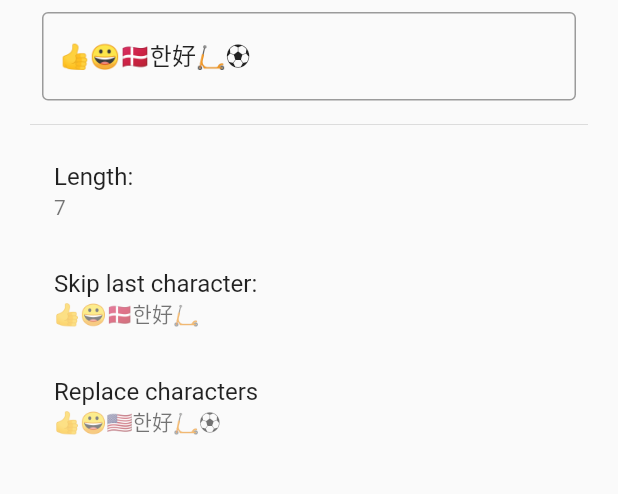
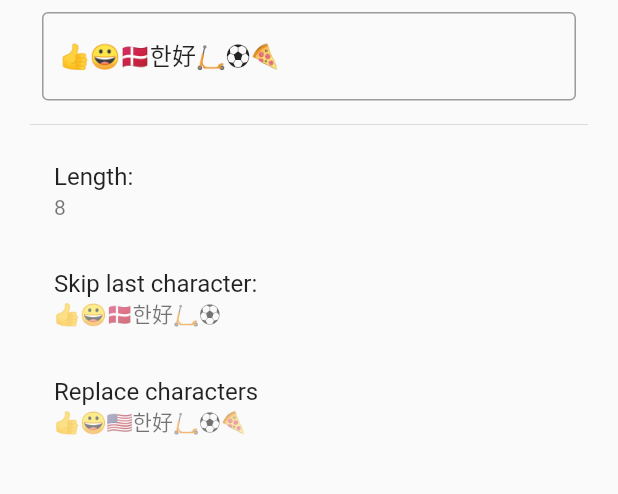
Before and after one commit to InMatrix/text_input_demo, a Flutter app: the screen it shows after launch, after a tap on the "refresh" icon, on a phone screen of 412 x 824 dp, the part 246-740 px from its top. Run offline on Flutter 3.47's test engine with Material 2 defaults, Android fonts, the phone set to English and light mode, and no system bars.

```diff
--- a/lib/main.dart
+++ b/lib/main.dart
@@ -29,9 +29,10 @@ class MyHomePage extends StatefulWidget {
 class _MyHomePageState extends State<MyHomePage> {
   final _controller = TextEditingController();
   var _useCharactersAPI = true;
+  static const _defaultText = "👍😀🇩🇰한好🛴⚽️🍕";
 
   void initState() {
-    _controller.text = "👍😀🇩🇰한好🛴⚽️";
+    _controller.text = _defaultText;
     super.initState();
   }
 
@@ -81,7 +82,9 @@ class _MyHomePageState extends State<MyHomePage> {
           IconButton(
             icon: Icon(Icons.refresh),
             onPressed: () {
-              initState();
+              setState(() {
+                _controller.text = _defaultText;
+              });
             },
           )
         ],
```
